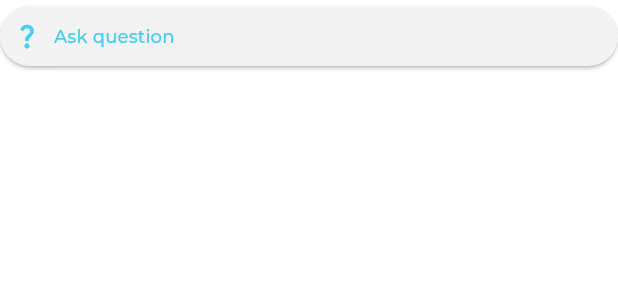
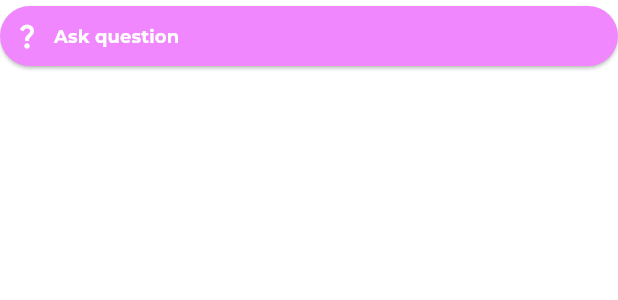
Before and after one commit to SayNode/skillbuddy-solana-flutter, a Flutter app: the LessonButton widget shown alone on an empty page, opened directly, on a phone screen of 412 x 824 dp. Shown: the top 300 px of the screen. Run offline on Flutter 3.47's test engine with Material 3 defaults, Android fonts, the phone set to English and light mode, and no system bars; our stand-ins replace auto_size_text, cached_network_image, dotted_border, extended_image, file, firebase_analytics and 25 more; missing offline and left inert: cached_network_image_platform_interface, firebase_app_check, flutter_branch_sdk, flutter_exif_rotation, is_first_run, solana and 2 more; accounts and stored records are empty; project files that could hold a hidden picture were left out.

Commit message:
Add mixed fixes

```diff
--- a/lib/page/lesson/lesson_page.dart
+++ b/lib/page/lesson/lesson_page.dart
@@ -137,7 +137,11 @@ class LessonButton extends StatelessWidget {
             borderRadius: BorderRadius.circular(40),
           ),
         ),
-        surfaceTintColor: WidgetStateProperty.all<Color>(skillBuddyTheme.linen),
+        surfaceTintColor:
+            WidgetStateProperty.all<Color>(skillBuddyTheme.electric),
+        backgroundColor: WidgetStateProperty.all<Color>(
+          skillBuddyTheme.electric,
+        ),
         padding: WidgetStateProperty.all<EdgeInsetsGeometry>(
           const EdgeInsets.symmetric(horizontal: 8, vertical: 8),
         ),
@@ -156,14 +160,14 @@ class LessonButton extends StatelessWidget {
           Icon(
             icon,
             size: 20,
-            color: skillBuddyTheme.slate,
+            color: skillBuddyTheme.graphite,
           ),
           const Gap(8),
           Text(
             text,
             style: SkillBuddyTypography.fromColor(
-              skillBuddyTheme.slate,
-            ).kTextAdditional,
+              skillBuddyTheme.graphite,
+            ).kTextAdditional.copyWith(fontWeight: FontWeight.w700),
           ),
         ],
       ),
--- a/lib/service/interest_service.dart
+++ b/lib/service/interest_service.dart
@@ -8,7 +8,7 @@ import '../page/onboarding/time_selection/time_selection.dart';
 import 'api_service.dart';
 import 'user_state_service.dart';
 
-const bool solanaCourseFilterActive = false;
+const bool solanaCourseFilterActive = true;
 
 class AreaOfInterest {
   AreaOfInterest({
```
Also changed, not shown: lib/page/settings/report_a_problem/report_a_problem.dart (+7 -1 lines), lib/widget/expandable_tile.dart (+8 -1 lines), 1 other file.
